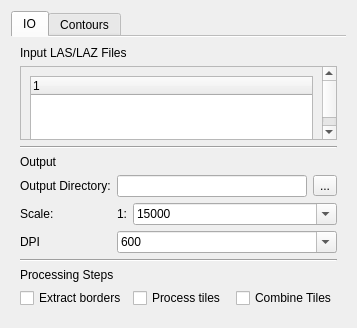
This is src/gui/config_editor.ui in Trailblaze-Software/Blaze as Qt 5 draws it before an edit. The edited form follows.
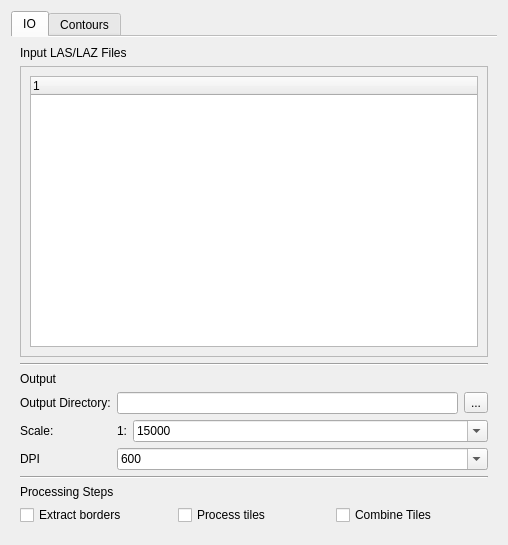
This is the edited form. Icons and pictures are not drawn.

Patch:
```diff
--- a/src/gui/config_editor.ui
+++ b/src/gui/config_editor.ui
@@ -6,8 +6,8 @@
    <rect>
     <x>0</x>
     <y>0</y>
-    <width>264</width>
-    <height>287</height>
+    <width>508</width>
+    <height>545</height>
    </rect>
   </property>
   <layout class="QVBoxLayout">
@@ -62,19 +62,13 @@
            <rect>
             <x>0</x>
             <y>0</y>
-            <width>238</width>
-            <height>70</height>
+            <width>482</width>
+            <height>237</height>
            </rect>
           </property>
           <layout class="QVBoxLayout" name="verticalLayout">
            <item>
-            <widget class="QTreeWidget" name="treeWidget">
-             <column>
-              <property name="text">
-               <string notr="true">1</string>
-              </property>
-             </column>
-            </widget>
+            <widget class="QTreeWidget" name="treeWidget"/>
            </item>
           </layout>
          </widget>
@@ -163,6 +157,9 @@
          </item>
          <item row="2" column="1">
           <widget class="QComboBox" name="dpi_dropdown">
+           <property name="styleSheet">
+            <string notr="true"/>
+           </property>
            <property name="editable">
             <bool>true</bool>
            </property>
```
